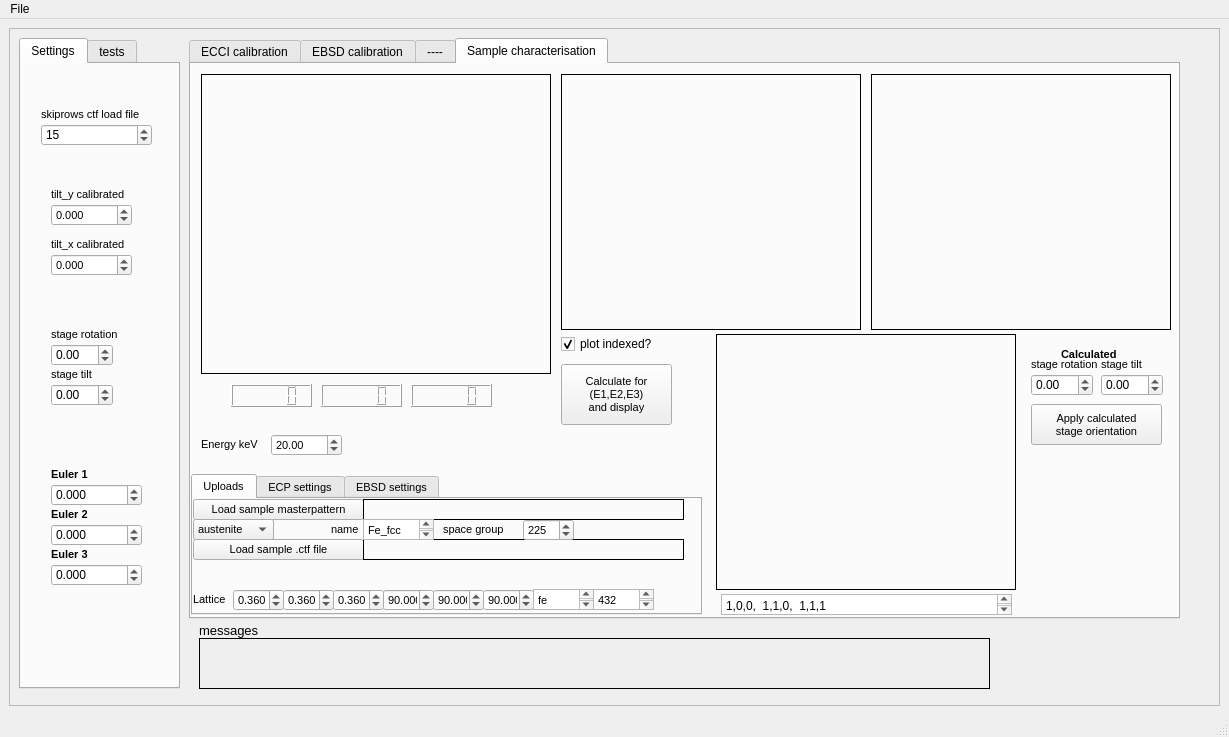
Above: src/qtdesigner_files/main_gui__small.ui from gorliks/OpenECCI-GUI before the change. Below: the same form after it.
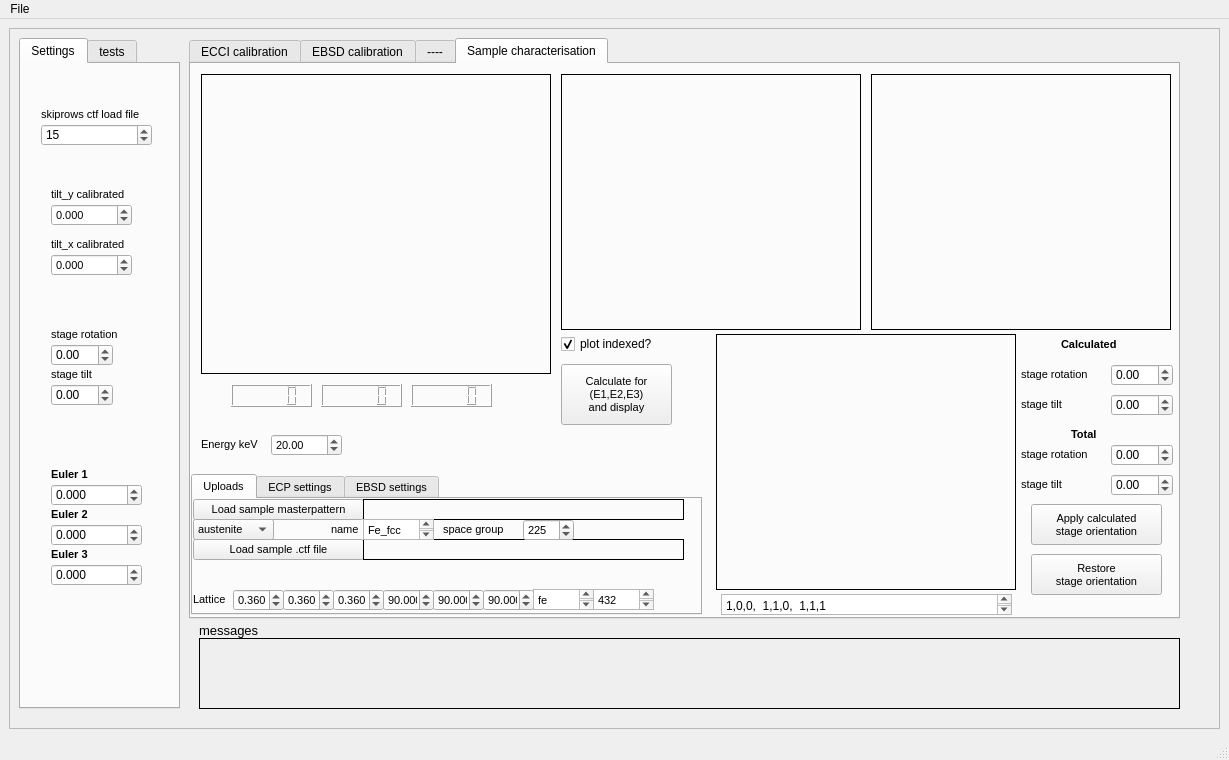
That is the form after the change. The open tabs and pages were chosen to show the change.

Commit message: bugs fixed, restore func added

Patch:
```diff
--- a/src/qtdesigner_files/main_gui__small.ui
+++ b/src/qtdesigner_files/main_gui__small.ui
@@ -7,7 +7,7 @@
     <x>0</x>
     <y>0</y>
     <width>1229</width>
-    <height>737</height>
+    <height>760</height>
    </rect>
   </property>
   <property name="windowTitle">
@@ -35,7 +35,7 @@
          <x>10</x>
          <y>10</y>
          <width>161</width>
-         <height>651</height>
+         <height>671</height>
         </rect>
        </property>
        <property name="currentIndex">
@@ -4365,40 +4365,40 @@
         <widget class="QDoubleSpinBox" name="doubleSpinBox_stage_rotation_calculated">
          <property name="geometry">
           <rect>
-           <x>840</x>
-           <y>310</y>
+           <x>920</x>
+           <y>300</y>
            <width>62</width>
            <height>22</height>
           </rect>
          </property>
          <property name="minimum">
-          <double>-360.000000000000000</double>
+          <double>-10000000.000000000000000</double>
          </property>
          <property name="maximum">
-          <double>360.000000000000000</double>
+          <double>10000000.000000000000000</double>
          </property>
         </widget>
         <widget class="QDoubleSpinBox" name="doubleSpinBox_stage_tilt_calculated">
          <property name="geometry">
           <rect>
-           <x>910</x>
-           <y>310</y>
+           <x>920</x>
+           <y>330</y>
            <width>62</width>
            <height>22</height>
           </rect>
          </property>
          <property name="minimum">
-          <double>-360.000000000000000</double>
+          <double>-10000000.000000000000000</double>
          </property>
          <property name="maximum">
-          <double>360.000000000000000</double>
+          <double>10000000.000000000000000</double>
          </property>
         </widget>
         <widget class="QLabel" name="label_131">
          <property name="geometry">
           <rect>
-           <x>910</x>
-           <y>290</y>
+           <x>830</x>
+           <y>330</y>
            <width>51</width>
            <height>21</height>
           </rect>
@@ -4416,8 +4416,8 @@
         <widget class="QLabel" name="label_132">
          <property name="geometry">
           <rect>
-           <x>840</x>
-           <y>290</y>
+           <x>830</x>
+           <y>300</y>
            <width>81</width>
            <height>21</height>
           </rect>
@@ -4436,8 +4436,8 @@
          <property name="geometry">
           <rect>
            <x>870</x>
-           <y>280</y>
-           <width>61</width>
+           <y>270</y>
+           <width>81</width>
            <height>21</height>
           </rect>
          </property>
@@ -4457,7 +4457,7 @@
          <property name="geometry">
           <rect>
            <x>840</x>
-           <y>340</y>
+           <y>440</y>
            <width>131</width>
            <height>41</height>
           </rect>
@@ -4473,6 +4473,117 @@
 stage orientation</string>
          </property>
         </widget>
+        <widget class="QPushButton" name="pushButton_display_for_stage_rot_tilt_restore">
+         <property name="geometry">
+          <rect>
+           <x>840</x>
+           <y>490</y>
+           <width>131</width>
+           <height>41</height>
+          </rect>
+         </property>
+         <property name="font">
+          <font>
+           <family>Arial</family>
+           <pointsize>8</pointsize>
+          </font>
+         </property>
+         <property name="text">
+          <string>Restore
+stage orientation</string>
+         </property>
+        </widget>
+        <widget class="QLabel" name="label_134">
+         <property name="geometry">
+          <rect>
+           <x>880</x>
+           <y>360</y>
+           <width>51</width>
+           <height>21</height>
+          </rect>
+         </property>
+         <property name="font">
+          <font>
+           <family>Arial</family>
+           <pointsize>8</pointsize>
+           <weight>75</weight>
+           <bold>true</bold>
+          </font>
+         </property>
+         <property name="text">
+          <string>Total</string>
+         </property>
+        </widget>
+        <widget class="QLabel" name="label_135">
+         <property name="geometry">
+          <rect>
+           <x>830</x>
+           <y>380</y>
+           <width>81</width>
+           <height>21</height>
+          </rect>
+         </property>
+         <property name="font">
+          <font>
+           <family>Arial</family>
+           <pointsize>8</pointsize>
+          </font>
+         </property>
+         <property name="text">
+          <string>stage rotation</string>
+         </property>
+        </widget>
+        <widget class="QDoubleSpinBox" name="doubleSpinBox_stage_rotation_calculated_total">
+         <property name="geometry">
+          <rect>
+           <x>920</x>
+           <y>380</y>
+           <width>62</width>
+           <height>22</height>
+          </rect>
+         </property>
+         <property name="minimum">
+          <double>-10000000.000000000000000</double>
+         </property>
+         <property name="maximum">
+          <double>10000000.000000000000000</double>
+         </property>
+        </widget>
+        <widget class="QLabel" name="label_136">
+         <property name="geometry">
+          <rect>
+           <x>830</x>
+           <y>410</y>
+           <width>51</width>
+           <height>21</height>
+          </rect>
+         </property>
+         <property name="font">
+          <font>
+           <family>Arial</family>
+           <pointsize>8</pointsize>
+          </font>
+         </property>
+         <property name="text">
+          <string>stage tilt</string>
+         </property>
+        </widget>
+        <widget class="QDoubleSpinBox" name="doubleSpinBox_stage_tilt_calculated_total">
+         <property name="geometry">
+          <rect>
+           <x>920</x>
+           <y>410</y>
+           <width>62</width>
+           <height>22</height>
+          </rect>
+         </property>
+         <property name="minimum">
+          <double>-10000000.000000000000000</double>
+         </property>
+         <property name="maximum">
+          <double>10000000.000000000000000</double>
+         </property>
+        </widget>
        </widget>
       </widget>
       <widget class="QLabel" name="label_messages">
@@ -4480,8 +4591,8 @@
         <rect>
          <x>190</x>
          <y>610</y>
-         <width>791</width>
-         <height>51</height>
+         <width>981</width>
+         <height>71</height>
         </rect>
        </property>
        <property name="font">
```
Left out of the diff: 6 changed lines with no effect on the pictures. The commit also changes 4 other files.
